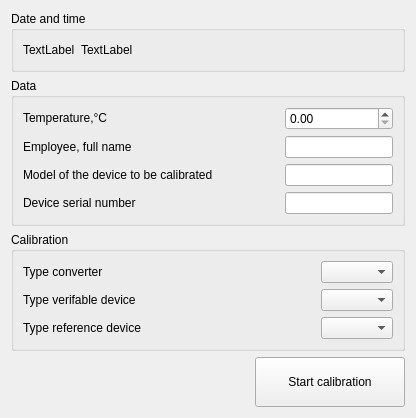
First picture: the form in maindata.ui, repository Neitron-byte/MSGET89, before the edit.
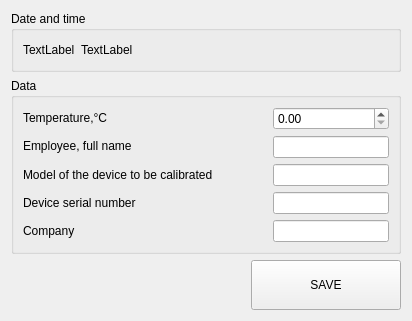
Second picture: the form after the edit.

Diff of the .ui file:
```diff
--- a/maindata.ui
+++ b/maindata.ui
@@ -6,8 +6,8 @@
    <rect>
     <x>0</x>
     <y>0</y>
-    <width>416</width>
-    <height>399</height>
+    <width>412</width>
+    <height>306</height>
    </rect>
   </property>
   <property name="sizePolicy">
@@ -25,137 +25,50 @@
   <property name="windowTitle">
    <string>Form</string>
   </property>
-  <layout class="QGridLayout" name="gridLayout">
-   <item row="1" column="0">
-    <spacer name="verticalSpacer">
-     <property name="orientation">
-      <enum>Qt::Vertical</enum>
-     </property>
-     <property name="sizeHint" stdset="0">
-      <size>
-       <width>20</width>
-       <height>40</height>
-      </size>
-     </property>
-    </spacer>
-   </item>
-   <item row="3" column="0">
-    <spacer name="verticalSpacer_2">
-     <property name="orientation">
-      <enum>Qt::Vertical</enum>
-     </property>
-     <property name="sizeHint" stdset="0">
-      <size>
-       <width>20</width>
-       <height>40</height>
-      </size>
-     </property>
-    </spacer>
-   </item>
-   <item row="4" column="0">
-    <widget class="QGroupBox" name="groupBox_Data_2">
+  <layout class="QVBoxLayout" name="verticalLayout_3">
+   <item>
+    <widget class="QGroupBox" name="groupBox">
      <property name="title">
-      <string>Calibration</string>
+      <string>Date and time</string>
      </property>
-     <layout class="QHBoxLayout" name="horizontalLayout_3">
+     <layout class="QHBoxLayout" name="horizontalLayout_2">
       <item>
-       <layout class="QVBoxLayout" name="verticalLayout">
-        <item>
-         <widget class="QLabel" name="label_type_verdev_2">
-          <property name="text">
-           <string>Type converter</string>
-          </property>
-         </widget>
-        </item>
-        <item>
-         <widget class="QLabel" name="label_type_verdev">
-          <property name="text">
-           <string>Type verifable device</string>
-          </property>
-         </widget>
-        </item>
-        <item>
-         <widget class="QLabel" name="label_typerefdev">
-          <property name="text">
-           <string>Type reference device</string>
-          </property>
-         </widget>
-        </item>
-       </layout>
+       <widget class="QLabel" name="label_Date">
+        <property name="maximumSize">
+         <size>
+          <width>300</width>
+          <height>16777215</height>
+         </size>
+        </property>
+        <property name="text">
+         <string>TextLabel</string>
+        </property>
+       </widget>
       </item>
       <item>
-       <spacer name="horizontalSpacer_6">
+       <widget class="QLabel" name="label_Time">
+        <property name="text">
+         <string>TextLabel</string>
+        </property>
+       </widget>
+      </item>
+      <item>
+       <spacer name="horizontalSpacer_2">
         <property name="orientation">
          <enum>Qt::Horizontal</enum>
         </property>
         <property name="sizeHint" stdset="0">
          <size>
-          <width>182</width>
+          <width>40</width>
           <height>20</height>
          </size>
         </property>
        </spacer>
       </item>
-      <item>
-       <layout class="QVBoxLayout" name="verticalLayout_5">
-        <item>
-         <widget class="QComboBox" name="comboBox_calibration_Dev">
-          <property name="sizePolicy">
-           <sizepolicy hsizetype="Preferred" vsizetype="Fixed">
-            <horstretch>0</horstretch>
-            <verstretch>0</verstretch>
-           </sizepolicy>
-          </property>
-         </widget>
-        </item>
-        <item>
-         <widget class="QComboBox" name="comboBox_typeVerdev"/>
-        </item>
-        <item>
-         <widget class="QComboBox" name="comboBox_typeRefDev"/>
-        </item>
-       </layout>
-      </item>
      </layout>
     </widget>
    </item>
-   <item row="6" column="0">
-    <layout class="QHBoxLayout" name="horizontalLayout_8">
-     <item>
-      <spacer name="horizontalSpacer_8">
-       <property name="orientation">
-        <enum>Qt::Horizontal</enum>
-       </property>
-       <property name="sizeHint" stdset="0">
-        <size>
-         <width>40</width>
-         <height>20</height>
-        </size>
-       </property>
-      </spacer>
-     </item>
-     <item>
-      <widget class="QPushButton" name="pushButton_start_calibration">
-       <property name="sizePolicy">
-        <sizepolicy hsizetype="Minimum" vsizetype="Fixed">
-         <horstretch>0</horstretch>
-         <verstretch>0</verstretch>
-        </sizepolicy>
-       </property>
-       <property name="minimumSize">
-        <size>
-         <width>150</width>
-         <height>50</height>
-        </size>
-       </property>
-       <property name="text">
-        <string>Start calibration</string>
-       </property>
-      </widget>
-     </item>
-    </layout>
-   </item>
-   <item row="2" column="0">
+   <item>
     <widget class="QGroupBox" name="groupBox_Data">
      <property name="sizePolicy">
       <sizepolicy hsizetype="Preferred" vsizetype="Preferred">
@@ -168,7 +81,7 @@
      </property>
      <layout class="QHBoxLayout" name="horizontalLayout">
       <item>
-       <layout class="QVBoxLayout" name="verticalLayout_3">
+       <layout class="QVBoxLayout" name="verticalLayout_2">
         <item>
          <widget class="QLabel" name="label_Temp">
           <property name="text">
@@ -197,6 +110,13 @@
           </property>
          </widget>
         </item>
+        <item>
+         <widget class="QLabel" name="label">
+          <property name="text">
+           <string>Company</string>
+          </property>
+         </widget>
+        </item>
        </layout>
       </item>
       <item>
@@ -204,6 +124,9 @@
         <property name="orientation">
          <enum>Qt::Horizontal</enum>
         </property>
+        <property name="sizeType">
+         <enum>QSizePolicy::Fixed</enum>
+        </property>
         <property name="sizeHint" stdset="0">
          <size>
           <width>54</width>
@@ -213,7 +136,7 @@
        </spacer>
       </item>
       <item>
-       <layout class="QVBoxLayout" name="verticalLayout_4">
+       <layout class="QVBoxLayout" name="verticalLayout">
         <item>
          <widget class="QDoubleSpinBox" name="doubleSpinBox_temp"/>
         </item>
@@ -226,55 +149,52 @@
         <item>
          <widget class="QLineEdit" name="lineEdit_serialNum_Dev"/>
         </item>
+        <item>
+         <widget class="QLineEdit" name="lineEdit_company"/>
+        </item>
        </layout>
       </item>
      </layout>
     </widget>
    </item>
-   <item row="0" column="0">
-    <widget class="QGroupBox" name="groupBox">
-     <property name="title">
-      <string>Date and time</string>
-     </property>
-     <layout class="QHBoxLayout" name="horizontalLayout_2">
-      <item>
-       <widget class="QLabel" name="label_Date">
-        <property name="maximumSize">
-         <size>
-          <width>300</width>
-          <height>16777215</height>
-         </size>
-        </property>
-        <property name="text">
-         <string>TextLabel</string>
-        </property>
-       </widget>
-      </item>
-      <item>
-       <widget class="QLabel" name="label_Time">
-        <property name="text">
-         <string>TextLabel</string>
-        </property>
-       </widget>
-      </item>
-      <item>
-       <spacer name="horizontalSpacer_2">
-        <property name="orientation">
-         <enum>Qt::Horizontal</enum>
-        </property>
-        <property name="sizeHint" stdset="0">
-         <size>
-          <width>40</width>
-          <height>20</height>
-         </size>
-        </property>
-       </spacer>
-      </item>
-     </layout>
-    </widget>
+   <item>
+    <layout class="QHBoxLayout" name="horizontalLayout_8">
+     <item>
+      <spacer name="horizontalSpacer_8">
+       <property name="orientation">
+        <enum>Qt::Horizontal</enum>
+       </property>
+       <property name="sizeHint" stdset="0">
+        <size>
+         <width>40</width>
+         <height>20</height>
+        </size>
+       </property>
+      </spacer>
+     </item>
+     <item>
+      <widget class="QPushButton" name="pushButton_start_calibration">
+       <property name="sizePolicy">
+        <sizepolicy hsizetype="Minimum" vsizetype="Fixed">
+         <horstretch>0</horstretch>
+         <verstretch>0</verstretch>
+        </sizepolicy>
+       </property>
+       <property name="minimumSize">
+        <size>
+         <width>150</width>
+         <height>50</height>
+        </size>
+       </property>
+       <property name="text">
+        <string>SAVE</string>
+       </property>
+      </widget>
+     </item>
+    </layout>
    </item>
-   <item row="5" column="0">
-    <spacer name="verticalSpacer_3">
+   <item>
+    <spacer name="verticalSpacer">
      <property name="orientation">
       <enum>Qt::Vertical</enum>
      </property>
```
